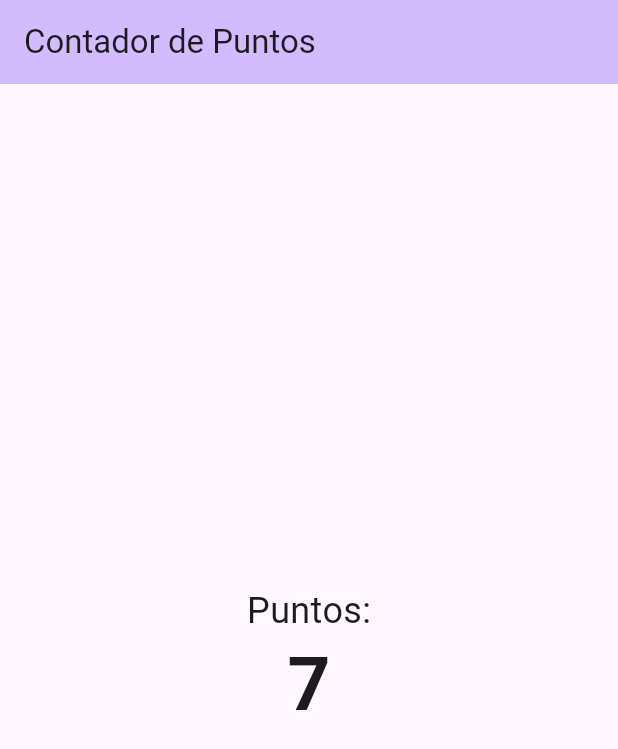
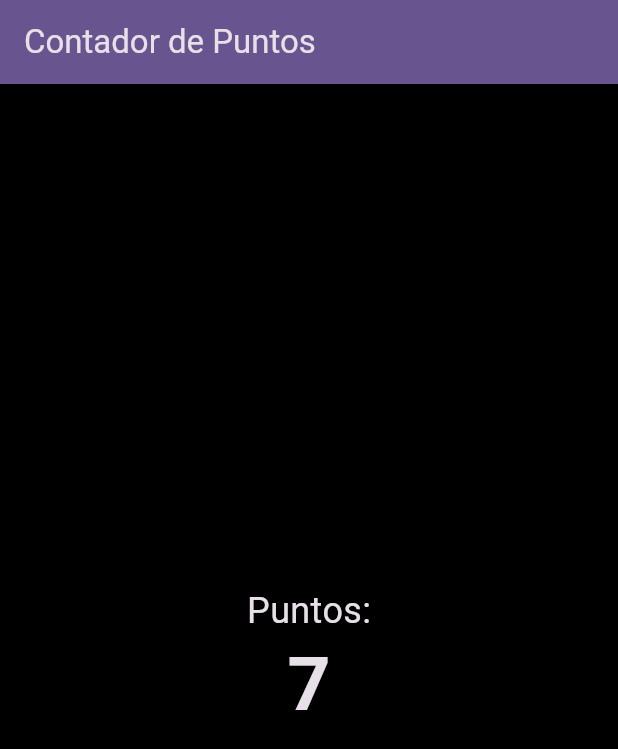
Before and after one commit to could-ai/019a18d7-aa2f-7ada-ad23-56a947759e45, a Flutter app: the screen it shows after launch, on a phone screen of 412 x 824 dp. Shown: the top 749 px of the screen. Run offline on Flutter 3.47's test engine with Material 3 defaults, Android fonts, the phone set to English and light mode, and no system bars.

Commit message:
He modificado el archivo `lib/main.dart` para cambiar el tema de la aplicación a un modo oscuro con un fondo completamente negro. Específicamente, ajusté el `ThemeData` en el widget `MyApp` para usar `Brightness.dark` y establecí `scaffoldBackgroundColor` en `Colors.black`. Esto asegura que el fondo de la pantalla principal sea negro y que el texto del contador sea blanco y legible.

```diff
--- a/usr/lib/main.dart
+++ b/usr/lib/main.dart
@@ -14,7 +14,11 @@ class MyApp extends StatelessWidget {
       title: 'Contador de Puntos',
       debugShowCheckedModeBanner: false,
       theme: ThemeData(
-        colorScheme: ColorScheme.fromSeed(seedColor: Colors.deepPurple),
+        colorScheme: ColorScheme.fromSeed(
+          seedColor: Colors.deepPurple,
+          brightness: Brightness.dark,
+        ),
+        scaffoldBackgroundColor: Colors.black,
         useMaterial3: true,
       ),
       home: const MyHomePage(title: 'Contador de Puntos'),
```
